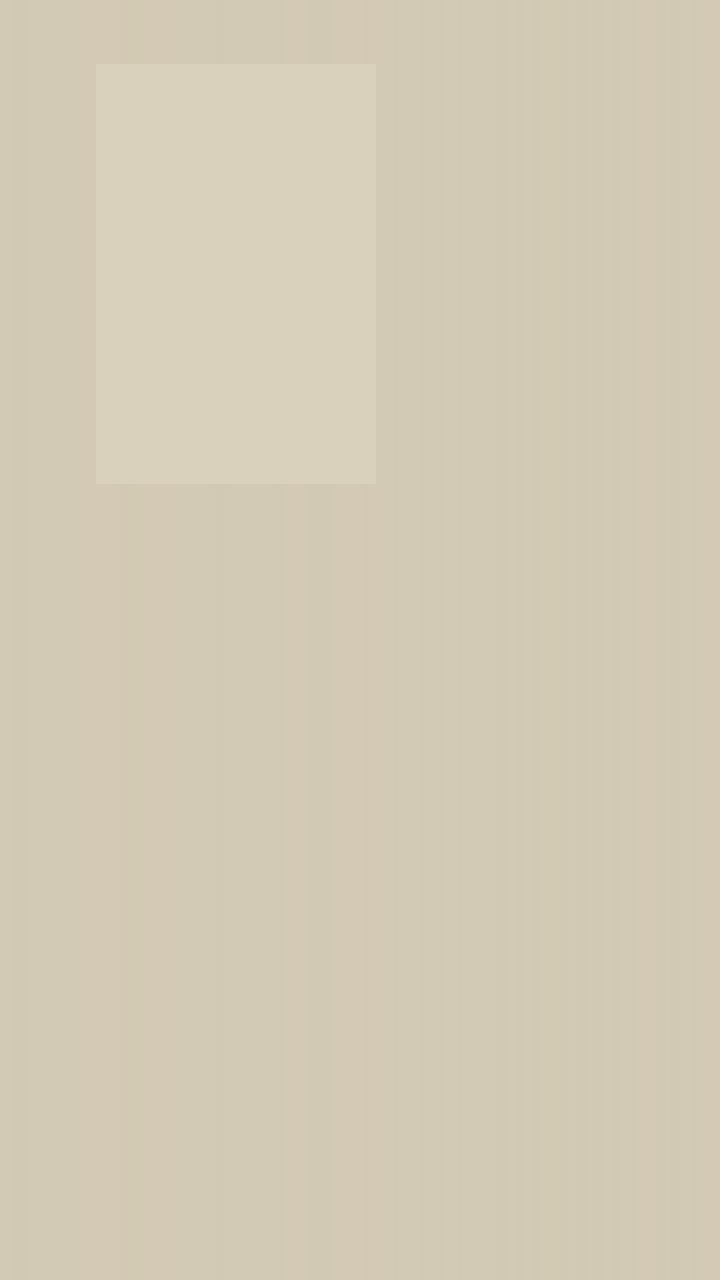
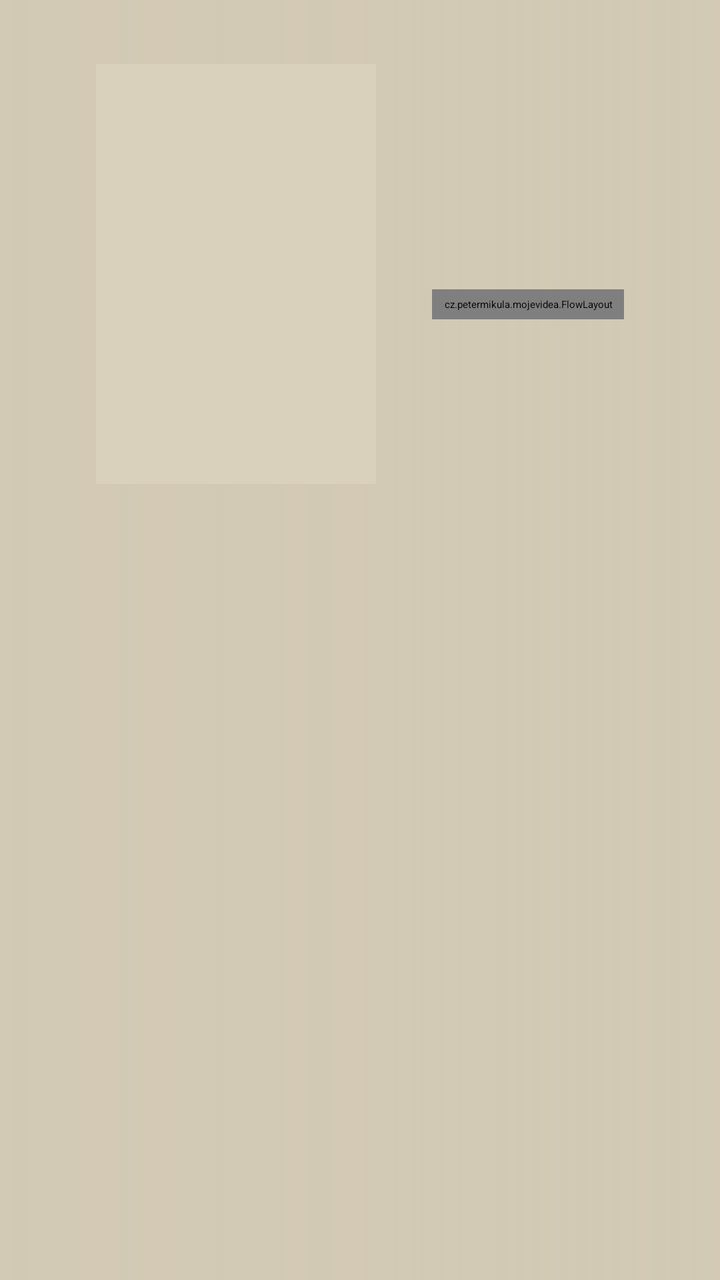

Two renders of the same Android screen: before a commit and after it. Below are the layout's source before the change and the commit's diff.
<!-- AndroidManifest.xml: application theme AppTheme -->
<!-- res/layout/activity_title.xml -->
<?xml version="1.0" encoding="utf-8"?>
<FrameLayout xmlns:android="http://schemas.android.com/apk/res/android"
    android:layout_width="match_parent"
    android:layout_height="match_parent"
    android:background="@color/bg_solid">

    <ImageView
        android:id="@+id/title_backdrop"
        android:layout_width="match_parent"
        android:layout_height="match_parent"
        android:importantForAccessibility="no"
        android:scaleType="centerCrop" />

    <View
        android:layout_width="match_parent"
        android:layout_height="match_parent"
        android:background="@drawable/title_scrim" />

    <LinearLayout
        android:layout_width="match_parent"
        android:layout_height="match_parent"
        android:orientation="vertical">

        <LinearLayout
            android:layout_width="match_parent"
            android:layout_height="0dp"
            android:layout_weight="1"
            android:orientation="horizontal"
            android:paddingStart="48dp"
            android:paddingTop="32dp"
            android:paddingEnd="48dp">

            <ImageView
                android:id="@+id/title_poster"
                android:layout_width="140dp"
                android:layout_height="210dp"
                android:background="@color/card_empty"
                android:importantForAccessibility="no"
                android:scaleType="centerCrop" />

            <LinearLayout
                android:layout_width="0dp"
                android:layout_height="wrap_content"
                android:layout_marginStart="28dp"
                android:layout_weight="1"
                android:orientation="vertical">

                <TextView
                    android:id="@+id/title_name"
                    android:layout_width="match_parent"
                    android:layout_height="wrap_content"
                    android:ellipsize="end"
                    android:maxLines="2"
                    android:textColor="@color/text_primary"
                    android:textSize="30sp" />

                <TextView
                    android:id="@+id/title_meta"
                    android:layout_width="match_parent"
                    android:layout_height="wrap_content"
                    android:layout_marginTop="6dp"
                    android:textColor="@color/text_secondary"
                    android:textSize="17sp" />

                <TextView
                    android:id="@+id/title_plot"
                    android:layout_width="match_parent"
                    android:layout_height="wrap_content"
                    android:layout_marginTop="10dp"
                    android:ellipsize="end"
                    android:lineSpacingExtra="2dp"
                    android:maxLines="4"
                    android:textColor="@color/text_secondary"
                    android:textSize="16sp" />

                
                <HorizontalScrollView
                    android:layout_width="match_parent"
                    android:layout_height="wrap_content"
                    android:layout_marginTop="12dp"
                    android:clipToPadding="false"
                    android:paddingTop="4dp"
                    android:paddingBottom="4dp"
                    android:scrollbars="none">

                    <LinearLayout
                        android:id="@+id/title_actions"
                        android:layout_width="wrap_content"
                        android:layout_height="wrap_content"
                        android:orientation="horizontal"
                        android:paddingStart="2dp"
                        android:paddingEnd="2dp" />
                </HorizontalScrollView>

                <ProgressBar
                    android:id="@+id/title_spinner"
                    android:layout_width="36dp"
                    android:layout_height="36dp"
                    android:layout_marginTop="12dp"
                    android:indeterminateTint="@color/accent" />
            </LinearLayout>
        </LinearLayout>

        <FrameLayout
            android:id="@+id/title_rows"
            android:layout_width="match_parent"
            android:layout_height="250dp" />
    </LinearLayout>
</FrameLayout>
<!-- resources referenced by this layout -->
<resources>
  <color name="accent">#BF3327</color>
  <color name="bg_solid">#D2C9B4</color>
  <color name="card_empty">#DAD1BC</color>
  <color name="text_primary">#1D1B18</color>
  <color name="text_secondary">#4D483F</color>
  <!-- drawable title_scrim (drawable) -->
  <?xml version="1.0" encoding="utf-8"?>
  <shape xmlns:android="http://schemas.android.com/apk/res/android">
      <gradient
          android:angle="0"
          android:centerColor="#F0D2C9B4"
          android:endColor="#D9D2C9B4"
          android:startColor="#F7D2C9B4" />
  </shape>
  <style name="AppTheme" parent="@style/Theme.Leanback">
          <item name="android:windowBackground">@drawable/app_background</item>
          <item name="android:colorBackground">@color/bg_solid</item>
          <item name="defaultBrandColor">@color/brand</item>
          <item name="defaultBrandColorDark">@color/panel_dark</item>
          <item name="defaultSearchColor">@color/surface</item>
          <item name="defaultSearchBrightColor">@color/surface_focused</item>
          <item name="defaultSearchIconColor">@color/ink</item>
          <item name="android:textColorPrimary">@color/text_primary</item>
          <item name="android:textColorSecondary">@color/text_secondary</item>
          <item name="android:textColorHint">@color/text_secondary</item>
          <item name="android:editTextColor">@color/text_primary</item>
          <item name="android:colorAccent">@color/accent</item>
          <item name="android:colorControlNormal">@color/text_secondary</item>
          <item name="android:colorControlActivated">@color/accent</item>
          <item name="android:alertDialogTheme">@style/AppDialog</item>
      </style>
  <!-- drawable app_background (drawable) -->
  <?xml version="1.0" encoding="utf-8"?>
  <bitmap xmlns:android="http://schemas.android.com/apk/res/android"
      android:gravity="fill"
      android:src="@drawable/app_background_image" />
  <color name="brand">#D2C9B4</color>
  <color name="panel_dark">#CFC6B0</color>
  <color name="surface">#E3DBC8</color>
  <color name="surface_focused">#F0E9D9</color>
  <color name="ink">#1D1B18</color>
  <style name="AppDialog" parent="@android:style/Theme.Material.Light.Dialog.Alert">
          <item name="android:colorAccent">@color/accent</item>
          <item name="android:colorBackground">@color/surface_focused</item>
          <item name="android:textColorPrimary">@color/text_primary</item>
          <item name="android:textColorSecondary">@color/text_secondary</item>
          
          <item name="android:textColorAlertDialogListItem">@color/text_primary</item>
          <item name="android:textColorTertiary">@color/text_secondary</item>
          <item name="android:textColorHint">@color/text_secondary</item>
          <item name="android:editTextColor">@color/text_primary</item>
          <item name="android:colorControlNormal">@color/text_secondary</item>
          <item name="android:colorControlActivated">@color/accent</item>
      </style>
  <!-- drawable app_background_image: webp bitmap (drawable-nodpi, 54256 bytes) -->
</resources>

<!-- the commit's change to res/layout/activity_title.xml (unified diff, before → after) -->
@@ -74,23 +74,15 @@
                     android:textSize="16sp" />
 
                 
-                <HorizontalScrollView
+                <cz.petermikula.mojevidea.FlowLayout
+                    android:id="@+id/title_actions"
                     android:layout_width="match_parent"
                     android:layout_height="wrap_content"
                     android:layout_marginTop="12dp"
-                    android:clipToPadding="false"
+                    android:paddingStart="2dp"
                     android:paddingTop="4dp"
-                    android:paddingBottom="4dp"
-                    android:scrollbars="none">
-
-                    <LinearLayout
-                        android:id="@+id/title_actions"
-                        android:layout_width="wrap_content"
-                        android:layout_height="wrap_content"
-                        android:orientation="horizontal"
-                        android:paddingStart="2dp"
-                        android:paddingEnd="2dp" />
-                </HorizontalScrollView>
+                    android:paddingEnd="2dp"
+                    android:paddingBottom="4dp" />
 
                 <ProgressBar
                     android:id="@+id/title_spinner"
@@ -104,6 +96,6 @@
         <FrameLayout
             android:id="@+id/title_rows"
             android:layout_width="match_parent"
-            android:layout_height="250dp" />
+            android:layout_height="256dp" />
     </LinearLayout>
 </FrameLayout>
